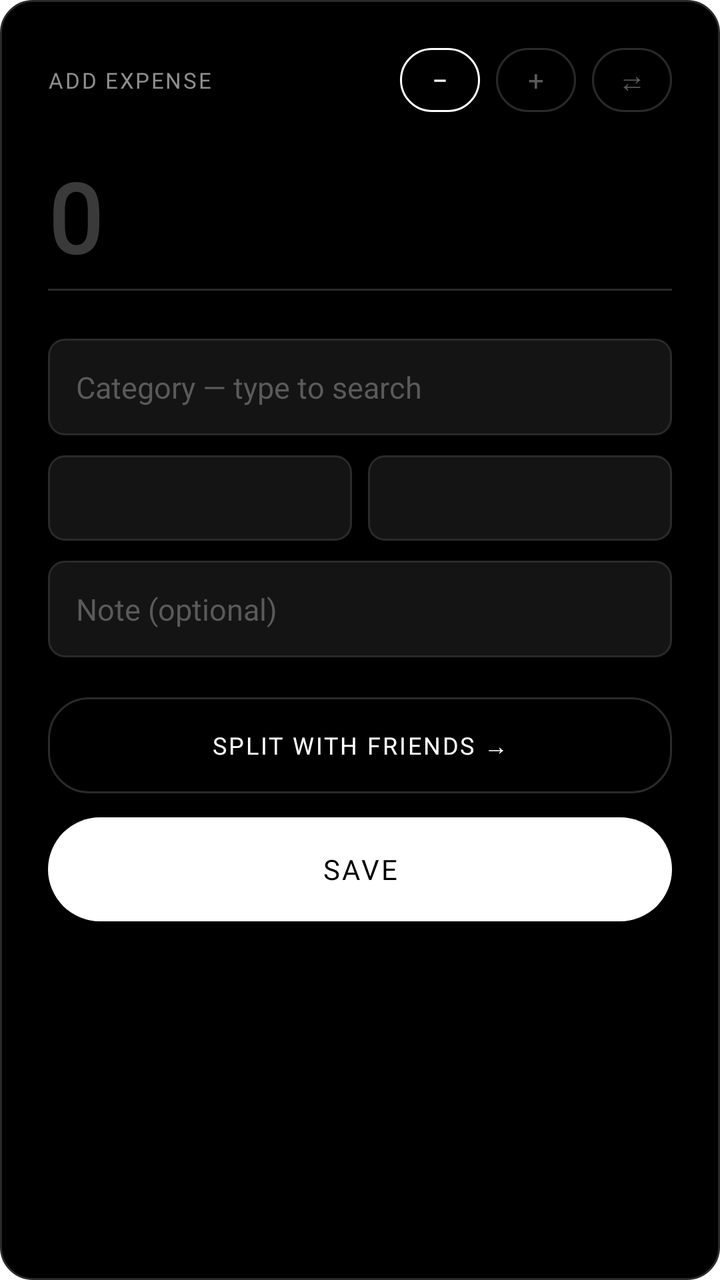
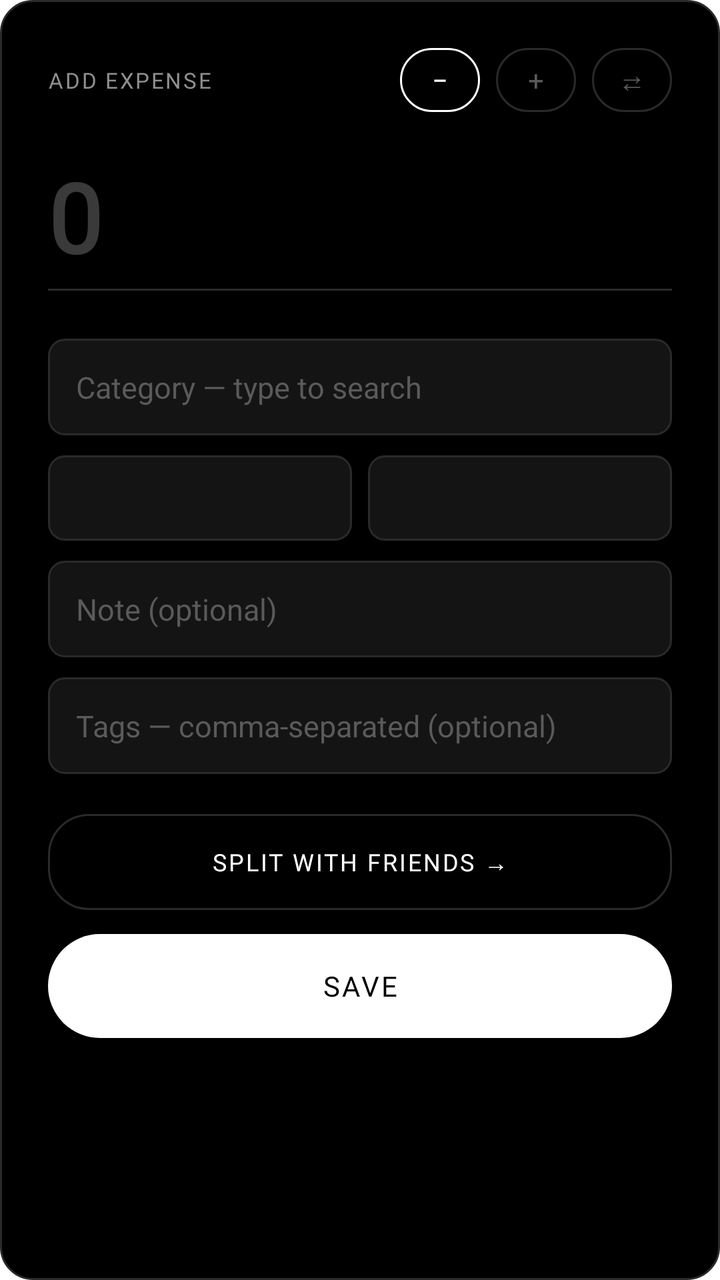

Screens rendered from an Android XML layout before and after an edit, with the pre-edit source and the edit as a unified diff.
<!-- AndroidManifest.xml: activity theme QuickAddTheme -->
<!-- res/layout/quick_add.xml -->
<?xml version="1.0" encoding="utf-8"?>
<LinearLayout xmlns:android="http://schemas.android.com/apk/res/android"
    android:layout_width="match_parent"
    android:layout_height="wrap_content"
    android:orientation="vertical"
    android:background="@drawable/dialog_bg"
    android:minWidth="320dp"
    android:padding="24dp">

    <LinearLayout
        android:layout_width="match_parent"
        android:layout_height="wrap_content"
        android:gravity="center_vertical"
        android:orientation="horizontal">

        <TextView
            android:id="@+id/title"
            android:layout_width="0dp"
            android:layout_height="wrap_content"
            android:layout_weight="1"
            android:fontFamily="@font/space_mono"
            android:letterSpacing="0.08"
            android:text="@string/add_expense"
            android:textColor="#8F8F8F"
            android:textSize="11sp" />

        <TextView
            android:id="@+id/sign_minus"
            android:layout_width="40dp"
            android:layout_height="32dp"
            android:background="@drawable/chip_on"
            android:fontFamily="@font/space_mono_bold"
            android:gravity="center"
            android:text="−"
            android:textColor="#FFFFFF"
            android:textSize="14sp" />

        <TextView
            android:id="@+id/sign_plus"
            android:layout_width="40dp"
            android:layout_height="32dp"
            android:layout_marginStart="8dp"
            android:background="@drawable/chip"
            android:fontFamily="@font/space_mono_bold"
            android:gravity="center"
            android:text="+"
            android:textColor="#5A5A5A"
            android:textSize="14sp" />

        <TextView
            android:id="@+id/sign_transfer"
            android:layout_width="40dp"
            android:layout_height="32dp"
            android:layout_marginStart="8dp"
            android:background="@drawable/chip"
            android:fontFamily="@font/space_mono_bold"
            android:gravity="center"
            android:text="⇄"
            android:textColor="#5A5A5A"
            android:textSize="14sp" />
    </LinearLayout>

    <LinearLayout
        android:id="@+id/expense_section"
        android:layout_width="match_parent"
        android:layout_height="wrap_content"
        android:orientation="vertical">

        <EditText
            android:id="@+id/amount"
            android:layout_width="match_parent"
            android:layout_height="wrap_content"
            android:layout_marginTop="20dp"
            android:background="@null"
            android:fontFamily="@font/doto"
            android:textFontWeight="700"
            android:fontVariationSettings="&apos;ROND&apos; 100"
            android:hint="@string/amount_hint"
            android:inputType="numberDecimal"
            android:textColor="#FFFFFF"
            android:textColorHint="#3A3A3A"
            android:textCursorDrawable="@null"
            android:textSize="48sp" />

        <View
            android:layout_width="match_parent"
            android:layout_height="1dp"
            android:layout_marginTop="4dp"
            android:background="#2A2A2A" />

        <AutoCompleteTextView
            android:id="@+id/category"
            android:layout_width="match_parent"
            android:layout_height="wrap_content"
            android:layout_marginTop="24dp"
            android:background="@drawable/field_bg"
            android:completionThreshold="1"
            android:hint="@string/category_hint"
            android:inputType="text"
            android:padding="14dp"
            android:popupBackground="#141414"
            android:textColor="#FFFFFF"
            android:textColorHint="#5A5A5A"
            android:textSize="15sp" />

        <LinearLayout
            android:layout_width="match_parent"
            android:layout_height="wrap_content"
            android:layout_marginTop="10dp"
            android:orientation="horizontal">

            <TextView
                android:id="@+id/date"
                android:layout_width="0dp"
                android:layout_height="match_parent"
                android:layout_marginEnd="8dp"
                android:layout_weight="1"
                android:background="@drawable/field_bg"
                android:fontFamily="@font/space_mono"
                android:letterSpacing="0.08"
                android:padding="14dp"
                android:textColor="#FFFFFF"
                android:textSize="11sp" />

            <TextView
                android:id="@+id/account"
                android:layout_width="0dp"
                android:layout_height="match_parent"
                android:layout_weight="1"
                android:background="@drawable/field_bg"
                android:fontFamily="@font/space_mono"
                android:letterSpacing="0.08"
                android:padding="14dp"
                android:textColor="#FFFFFF"
                android:textSize="11sp" />
        </LinearLayout>

        <EditText
            android:id="@+id/note"
            android:layout_width="match_parent"
            android:layout_height="wrap_content"
            android:layout_marginTop="10dp"
            android:background="@drawable/field_bg"
            android:hint="@string/note_hint"
            android:inputType="text"
            android:padding="14dp"
            android:textColor="#FFFFFF"
            android:textColorHint="#5A5A5A"
            android:textSize="15sp" />

        <TextView
            android:id="@+id/split"
            android:layout_width="match_parent"
            android:layout_height="48dp"
            android:layout_marginTop="20dp"
            android:background="@drawable/chip"
            android:fontFamily="@font/space_mono_bold"
            android:gravity="center"
            android:letterSpacing="0.08"
            android:text="@string/split_entry"
            android:textColor="#FFFFFF"
            android:textSize="12sp" />

        <Button
            android:id="@+id/save"
            android:layout_width="match_parent"
            android:layout_height="52dp"
            android:layout_marginTop="12dp"
            android:background="@drawable/btn_primary"
            android:fontFamily="@font/space_mono_bold"
            android:letterSpacing="0.08"
            android:text="@string/save"
            android:textColor="#000000"
            android:textSize="14sp" />
    </LinearLayout>

    <LinearLayout
        android:id="@+id/income_section"
        android:layout_width="match_parent"
        android:layout_height="wrap_content"
        android:orientation="vertical"
        android:visibility="gone">

        <LinearLayout
            android:layout_width="match_parent"
            android:layout_height="wrap_content"
            android:layout_marginTop="22dp"
            android:orientation="horizontal">

            <TextView
                android:id="@+id/mode_repayment"
                android:layout_width="0dp"
                android:layout_height="44dp"
                android:layout_weight="1"
                android:background="@drawable/chip_on"
                android:fontFamily="@font/space_mono_bold"
                android:gravity="center"
                android:letterSpacing="0.08"
                android:text="@string/repayment"
                android:textColor="#FFFFFF"
                android:textSize="11sp" />

            <TextView
                android:id="@+id/mode_income"
                android:layout_width="0dp"
                android:layout_height="44dp"
                android:layout_marginStart="8dp"
                android:layout_weight="1"
                android:background="@drawable/chip"
                android:fontFamily="@font/space_mono_bold"
                android:gravity="center"
                android:letterSpacing="0.08"
                android:text="@string/income"
                android:textColor="#5A5A5A"
                android:textSize="11sp" />
        </LinearLayout>

        <TextView
            android:id="@+id/mode_hint"
            android:layout_width="wrap_content"
            android:layout_height="wrap_content"
            android:layout_marginTop="14dp"
            android:fontFamily="@font/space_mono"
            android:letterSpacing="0.08"
            android:text="@string/repayment_hint"
            android:textColor="#5A5A5A"
            android:textSize="11sp" />

        <Button
            android:id="@+id/continue_btn"
            android:layout_width="match_parent"
            android:layout_height="52dp"
            android:layout_marginTop="24dp"
            android:background="@drawable/btn_primary"
            android:fontFamily="@font/space_mono_bold"
            android:letterSpacing="0.08"
            android:text="@string/continue_label"
            android:textColor="#000000"
            android:textSize="14sp" />
    </LinearLayout>

    <LinearLayout
        android:id="@+id/transfer_section"
        android:layout_width="match_parent"
        android:layout_height="wrap_content"
        android:orientation="vertical"
        android:visibility="gone">

        <EditText
            android:id="@+id/transfer_amount"
            android:layout_width="match_parent"
            android:layout_height="wrap_content"
            android:layout_marginTop="20dp"
            android:background="@null"
            android:fontFamily="@font/doto"
            android:textFontWeight="700"
            android:fontVariationSettings="&apos;ROND&apos; 100"
            android:hint="@string/amount_hint"
            android:inputType="numberDecimal"
            android:textColor="#FFFFFF"
            android:textColorHint="#3A3A3A"
            android:textCursorDrawable="@null"
            android:textSize="48sp" />

        <View
            android:layout_width="match_parent"
            android:layout_height="1dp"
            android:layout_marginTop="4dp"
            android:background="#2A2A2A" />

        <TextView
            android:id="@+id/transfer_date"
            android:layout_width="match_parent"
            android:layout_height="wrap_content"
            android:layout_marginTop="24dp"
            android:background="@drawable/field_bg"
            android:fontFamily="@font/space_mono"
            android:letterSpacing="0.08"
            android:padding="14dp"
            android:textColor="#FFFFFF"
            android:textSize="11sp" />

        <TextView
            android:id="@+id/transfer_from"
            android:layout_width="match_parent"
            android:layout_height="wrap_content"
            android:layout_marginTop="10dp"
            android:background="@drawable/field_bg"
            android:fontFamily="@font/space_mono"
            android:letterSpacing="0.08"
            android:padding="14dp"
            android:textColor="#FFFFFF"
            android:textSize="11sp" />

        <TextView
            android:id="@+id/transfer_to"
            android:layout_width="match_parent"
            android:layout_height="wrap_content"
            android:layout_marginTop="10dp"
            android:background="@drawable/field_bg"
            android:fontFamily="@font/space_mono"
            android:letterSpacing="0.08"
            android:padding="14dp"
            android:textColor="#FFFFFF"
            android:textSize="11sp" />

        <Button
            android:id="@+id/save_transfer"
            android:layout_width="match_parent"
            android:layout_height="52dp"
            android:layout_marginTop="20dp"
            android:background="@drawable/btn_primary"
            android:fontFamily="@font/space_mono_bold"
            android:letterSpacing="0.08"
            android:text="@string/save_transfer"
            android:textColor="#000000"
            android:textSize="14sp" />
    </LinearLayout>
</LinearLayout>
<!-- resources referenced by this layout -->
<resources>
  <!-- drawable btn_primary (drawable) -->
  <?xml version="1.0" encoding="utf-8"?>
  <shape xmlns:android="http://schemas.android.com/apk/res/android">
      <solid android:color="#FFFFFF" />
      <corners android:radius="26dp" />
  </shape>
  <!-- drawable chip (drawable) -->
  <?xml version="1.0" encoding="utf-8"?>
  <shape xmlns:android="http://schemas.android.com/apk/res/android">
      <solid android:color="#00000000" />
      <stroke android:width="1dp" android:color="#2A2A2A" />
      <corners android:radius="20dp" />
  </shape>
  <!-- drawable chip_on (drawable) -->
  <?xml version="1.0" encoding="utf-8"?>
  <shape xmlns:android="http://schemas.android.com/apk/res/android">
      <solid android:color="#00000000" />
      <stroke android:width="1dp" android:color="#FFFFFF" />
      <corners android:radius="20dp" />
  </shape>
  <!-- drawable dialog_bg (drawable) -->
  <?xml version="1.0" encoding="utf-8"?>
  <shape xmlns:android="http://schemas.android.com/apk/res/android">
      <solid android:color="#000000" />
      <stroke android:width="1dp" android:color="#2A2A2A" />
      <corners android:radius="16dp" />
  </shape>
  <!-- drawable field_bg (drawable) -->
  <?xml version="1.0" encoding="utf-8"?>
  <shape xmlns:android="http://schemas.android.com/apk/res/android">
      <solid android:color="#141414" />
      <stroke android:width="1dp" android:color="#2A2A2A" />
      <corners android:radius="8dp" />
  </shape>
  <string name="add_expense">ADD EXPENSE</string>
  <string name="amount_hint">0</string>
  <string name="category_hint">Category — type to search</string>
  <string name="continue_label">CONTINUE</string>
  <string name="income">INCOME</string>
  <string name="note_hint">Note (optional)</string>
  <string name="repayment">REPAYMENT</string>
  <string name="repayment_hint">SETTLES WHAT SOMEONE OWES YOU</string>
  <string name="save">SAVE</string>
  <string name="save_transfer">SAVE TRANSFER</string>
  <string name="split_entry">SPLIT WITH FRIENDS →</string>
  <style name="QuickAddTheme" parent="@android:style/Theme.DeviceDefault.Dialog.NoActionBar">
          <item name="android:windowBackground">@android:color/transparent</item>
          <item name="android:colorAccent">#4CD97B</item>
      </style>
</resources>

<!-- the commit's change to res/layout/quick_add.xml (unified diff, before → after) -->
@@ -144,6 +144,22 @@
             android:hint="@string/note_hint"
             android:inputType="text"
             android:padding="14dp"
+            android:textColor="#FFFFFF"
+            android:textColorHint="#5A5A5A"
+            android:textSize="15sp" />
+
+        <MultiAutoCompleteTextView
+            android:id="@+id/tags"
+            android:layout_width="match_parent"
+            android:layout_height="wrap_content"
+            android:layout_marginTop="10dp"
+            android:background="@drawable/field_bg"
+            android:completionThreshold="1"
+            android:hint="@string/tags_hint"
+            android:imeOptions="actionDone"
+            android:inputType="text"
+            android:padding="14dp"
+            android:popupBackground="#141414"
             android:textColor="#FFFFFF"
             android:textColorHint="#5A5A5A"
             android:textSize="15sp" />
<!-- resource entries referenced after the edit -->
@@ -45,6 +45,7 @@
   <string name="save">SAVE</string>
   <string name="save_transfer">SAVE TRANSFER</string>
   <string name="split_entry">SPLIT WITH FRIENDS →</string>
+  <string name="tags_hint">Tags — comma-separated (optional)</string>
   <style name="QuickAddTheme" parent="@android:style/Theme.DeviceDefault.Dialog.NoActionBar">
           <item name="android:windowBackground">@android:color/transparent</item>
           <item name="android:colorAccent">#4CD97B</item>
